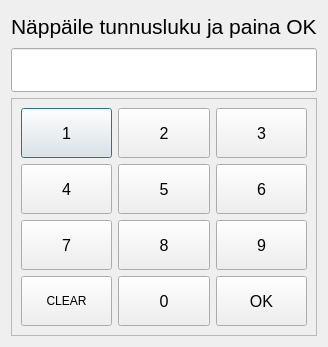
The window that DLLPinCode/pinwindow.ui (Peasami/bank-simulator-2023) describes before a commit, drawn with Qt 5.
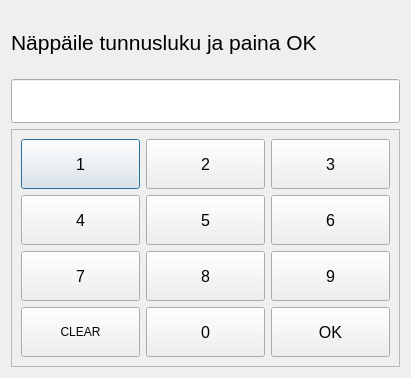
The same window after the commit.

Diff of the .ui file:
```diff
--- a/DLLPinCode/pinwindow.ui
+++ b/DLLPinCode/pinwindow.ui
@@ -6,8 +6,8 @@
    <rect>
     <x>0</x>
     <y>0</y>
-    <width>323</width>
-    <height>347</height>
+    <width>411</width>
+    <height>378</height>
    </rect>
   </property>
   <property name="windowTitle">
```
Left out of the diff: 2 changed lines with no effect on the pictures.
